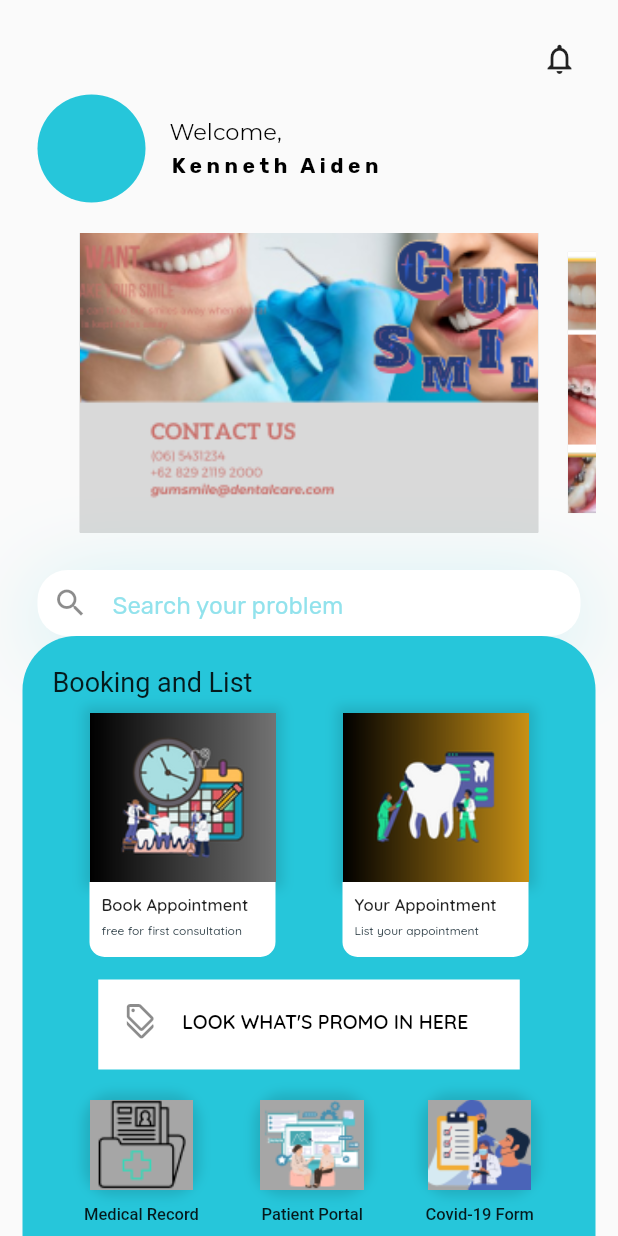
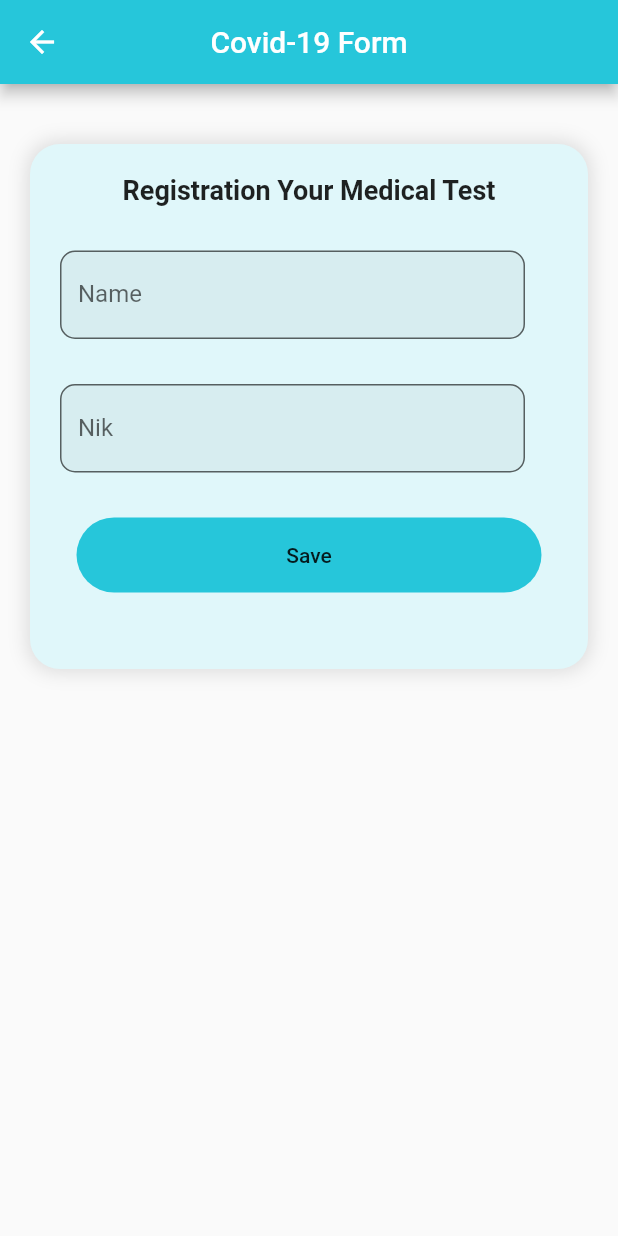
Before and after one commit to itsjipa/team-botaks_repo, a Flutter app: the HomeScreen screen opened directly, after a tap on "Covid-19 Form", on a phone screen of 412 x 824 dp. Run offline on Flutter 3.47's test engine with Material 2 defaults, Android fonts, the phone set to English and light mode, and no system bars; drawn by our look-alikes of carousel_slider; our stand-ins replace google_fonts; Roboto replaces fonts that are missing (Kanit).

Commit message:
covid19 form

```diff
--- /dev/null
+++ b/kelompokmobile/kelompokmbl/lib/screen/covid19screen.dart
@@ -0,0 +1,126 @@
+import 'package:flutter/material.dart';
+import 'package:google_fonts/google_fonts.dart';
+import 'package:kelompokmbl/const.dart';
+
+class Covid19Screen extends StatelessWidget {
+  const Covid19Screen({super.key});
+
+  @override
+  Widget build(BuildContext context) {
+    return Scaffold(
+      appBar: AppBar(
+        title: Text("Covid-19 Form"),
+        centerTitle: true,
+        backgroundColor: kPrimaryColor,
+      ),
+      body: SingleChildScrollView(
+        child: Padding(
+          padding: const EdgeInsets.all(20.0),
+          child: Container(
+            width: 400,
+            height: 350,
+            margin: EdgeInsets.symmetric(vertical: 20),
+            decoration: BoxDecoration(
+              borderRadius: BorderRadius.circular(
+                20,
+              ),
+              boxShadow: [
+                BoxShadow(
+                  color: Colors.black12,
+                  blurRadius: 10,
+                  spreadRadius: 2,
+                ),
+              ],
+              color: Color(0xFFE0F7FA),
+            ),
+            child: Column(
+              crossAxisAlignment: CrossAxisAlignment.start,
+              children: [
+                Align(
+                  alignment: FractionalOffset.center,
+                  child: Container(
+                    padding: EdgeInsets.only(top: 20),
+                    child: Text(
+                      "Registration Your Medical Test",
+                      style: GoogleFonts.roboto(
+                        fontSize: 18,
+                        fontWeight: FontWeight.bold,
+                      ),
+                    ),
+                  ),
+                ),
+                SizedBox(height: 30,),
+                Padding(
+                  padding: const EdgeInsets.only(left: 20, right: 20),
+                  child: SizedBox(
+                    // height: 130,
+                    width: 310,
+                    child: TextFormField(
+                      decoration: InputDecoration(
+                        filled: true,
+                        // fillColor: kPrimaryColor,
+                        label: Text("Name"),
+                        hintText: "Enter Your Full Name",
+                        border: OutlineInputBorder(
+                          borderSide: BorderSide(
+                            // width: 2,
+                            // color: Colors.black,
+                          ),
+                          borderRadius: BorderRadius.circular(10),
+                        ),
+                      ),
+                    ),
+                  ),
+                ),
+                SizedBox(height: 30,),
+                Padding(
+                  padding: const EdgeInsets.only(left: 20, right: 20),
+                  child: SizedBox(
+                    // height: 130,
+                    width: 310,
+                    child: TextFormField(
+                      decoration: InputDecoration(
+                        filled: true,
+                        // fillColor: kPrimaryColor,
+                        label: Text("Nik"),
+                        hintText: "Enter Your Nik",
+                        border: OutlineInputBorder(
+                          borderSide: BorderSide(
+                            // width: 2,
+                            // color: Colors.black,
+                          ),
+                          borderRadius: BorderRadius.circular(10),
+                        ),
+                      ),
+                    ),
+                  ),
+                ),
+                Align(
+                  alignment: Alignment.center,
+                  child: Container(
+                    width: 310,
+                    height: 50,
+                    margin: EdgeInsets.symmetric(vertical: 30),
+                    child: TextButton(
+                    style: TextButton.styleFrom(
+                        backgroundColor: kPrimaryColor, shape: StadiumBorder()),
+                    onPressed: (){},
+                    child: Text(
+                      "Save",
+                      style: GoogleFonts.roboto(
+                        color: Colors.black87,
+                        fontWeight: FontWeight.w500,
+                      ),
+                    ),
+                  ),
+                  ),
+                ),
+              ],
+            ),
+          ),
+        ),
+
+      ),
+    );
+  }
+}
--- a/kelompokmobile/kelompokmbl/lib/screen/homescreen.dart
+++ b/kelompokmobile/kelompokmbl/lib/screen/homescreen.dart
@@ -2,6 +2,7 @@ import 'package:flutter/material.dart';
 import 'package:google_fonts/google_fonts.dart';
 import 'package:carousel_slider/carousel_slider.dart';
 import 'package:kelompokmbl/const.dart';
+import 'package:kelompokmbl/screen/covid19screen.dart';
 import 'package:kelompokmbl/screen/promoscreen.dart';
 
 class HomeScreen extends StatelessWidget {
@@ -394,7 +395,13 @@ class HomeScreen extends StatelessWidget {
                             ),
                           ),
                           InkWell(
-                            onTap: () {},
+                            onTap: () {
+                              Navigator.push(
+                                  context,
+                                  MaterialPageRoute(
+                                      builder: (context) =>
+                                          const Covid19Screen()));
+                            },
                             child: Column(
                               children: [
                                 Container(
```
